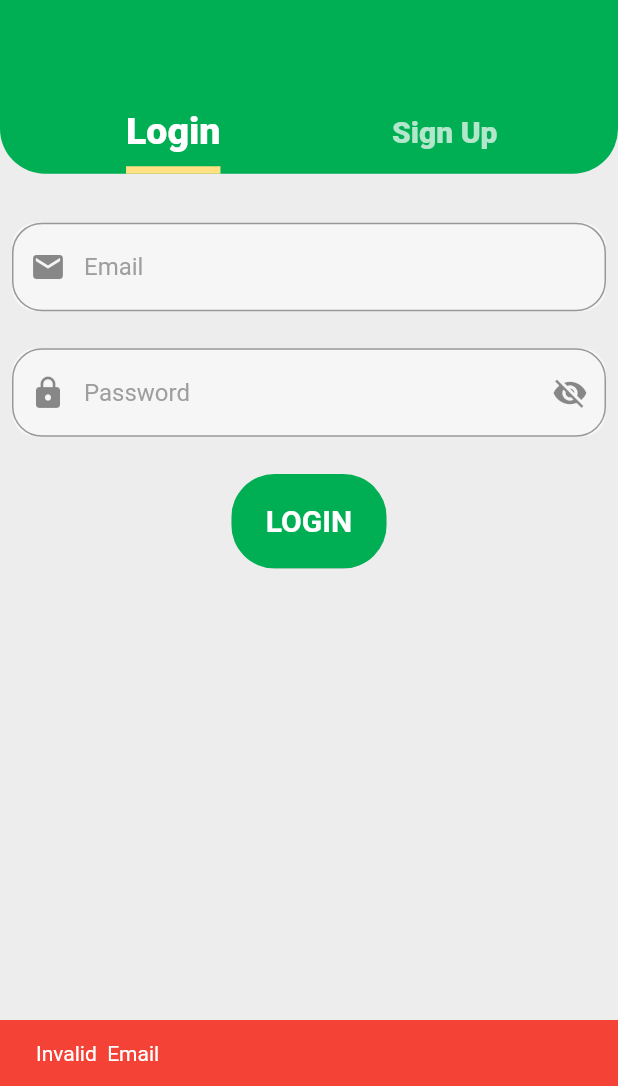
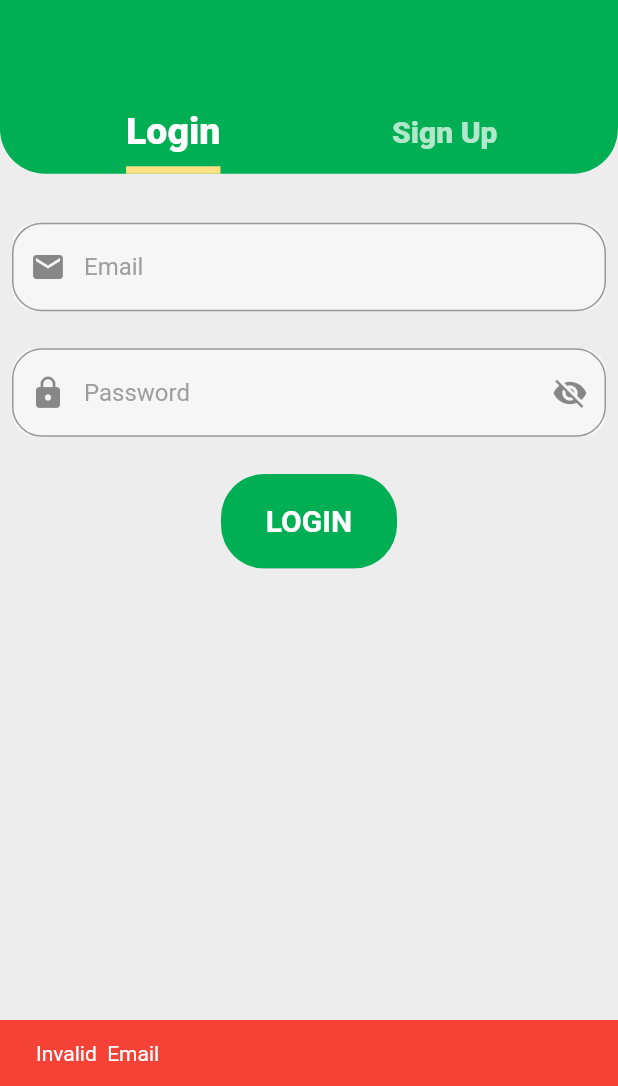
Before and after one commit to Yahya-khodr/pantry, a Flutter app: the Authentication screen opened directly, after a tap on "LOGIN", on a phone screen of 412 x 824 dp, the part 150-1236 px from its top. Run offline on Flutter 3.47's test engine with Material 2 defaults, Android fonts, the phone set to English and light mode, and no system bars; our stand-ins replace datetime_picker_formfield, font_awesome_flutter, shared_preferences; missing offline and left inert: flutter_barcode_scanner; accounts and stored records are empty; network calls fail.

Commit message:
Fix the register and login to save token in preferences

```diff
--- a/frontend/lib/views/screens/auth_screens/login_screen.dart
+++ b/frontend/lib/views/screens/auth_screens/login_screen.dart
@@ -25,6 +25,7 @@ class _LoginScreenState extends State<LoginScreen> {
   @override
   Widget build(BuildContext context) {
 
+
     void _loginUser() {
       if (Validator.isValidEmail(_email) &&
           Validator.isValidPassword(_password)) {
@@ -36,10 +37,10 @@ class _LoginScreenState extends State<LoginScreen> {
 
         response.then((value) {
           if (value.isSuccessful) {
-            // Utilities.fetchAndSaveUserInfo(res: value.data);
-            // setState(() {
-            //   _isloading = false;
-            // });
+            Utilities.fetchAndSaveUserInfo(res: value.data);
+            setState(() {
+              _isloading = false;
+            });
             setState(() {
               _isloading = false;
             });
@@ -88,14 +89,14 @@ class _LoginScreenState extends State<LoginScreen> {
                   CustomTextField(
                     hintText: "Password",
                     controller: _passwordController,
-                    prefixIcon: const Icon( Icons.lock),
+                    prefixIcon: const Icon(Icons.lock),
                   ),
                   SizedBox(
                     height: size.height * 0.03,
                   ),
                   RoundedButton(
                       text: "Login",
-                      width: size.width * 0.3,
+                      width: size.width / 3,
                       onPressed: () {
                         setState(() {
                           _email = _emailController.text;
--- a/frontend/lib/views/screens/auth_screens/register_screen.dart
+++ b/frontend/lib/views/screens/auth_screens/register_screen.dart
@@ -37,6 +37,7 @@ class RegisterScreenState extends State<RegisterScreen> {
             UserService().registerUser(_name, _email, _password);
         response.then((value) {
           if (value.isSuccessful) {
+            Utilities.fetchAndSaveUserInfo(res: value.data);
             setState(() {
               _isLoading = false;
             });
@@ -83,7 +84,7 @@ class RegisterScreenState extends State<RegisterScreen> {
                   CustomTextField(
                     hintText: "Name",
                     controller: _nameController,
-                    prefixIcon: const Icon(Icons.person) ,
+                    prefixIcon: const Icon(Icons.person),
                   ),
                   SizedBox(
                     height: size.height * 0.03,
@@ -99,7 +100,7 @@ class RegisterScreenState extends State<RegisterScreen> {
                   CustomTextField(
                     hintText: "Password",
                     controller: _passwordController,
-                    prefixIcon: const Icon( Icons.lock),
+                    prefixIcon: const Icon(Icons.lock),
                   ),
                   SizedBox(
                     height: size.height * 0.03,
@@ -107,12 +108,13 @@ class RegisterScreenState extends State<RegisterScreen> {
                   CustomTextField(
                     hintText: "Confirm Password",
                     controller: _confirmPasswordController,
-                    prefixIcon: const Icon( Icons.lock),
+                    prefixIcon: const Icon(Icons.lock),
                   ),
                   SizedBox(
                     height: size.height * 0.03,
                   ),
                   RoundedButton(
+                      width: size.width / 2,
                       text: "Register",
                       onPressed: () {
                         setState(() {
```
